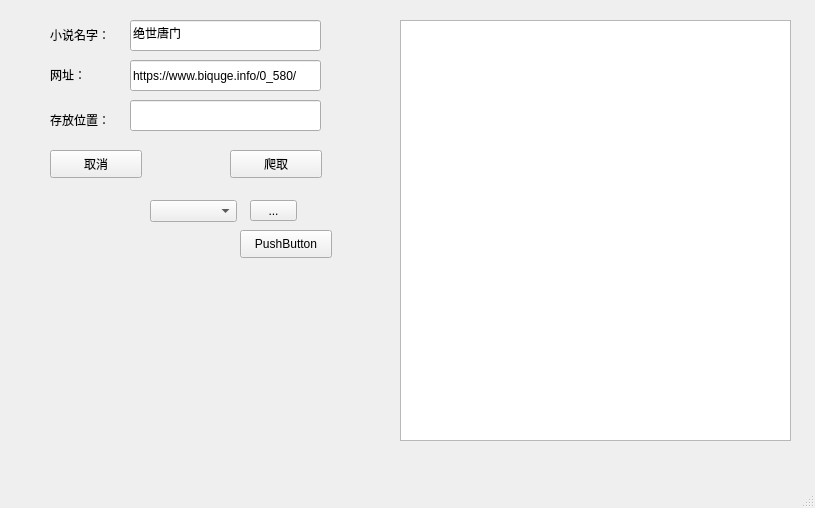
Qt form ui/test.ui (jqphh/charlse) before a commit.
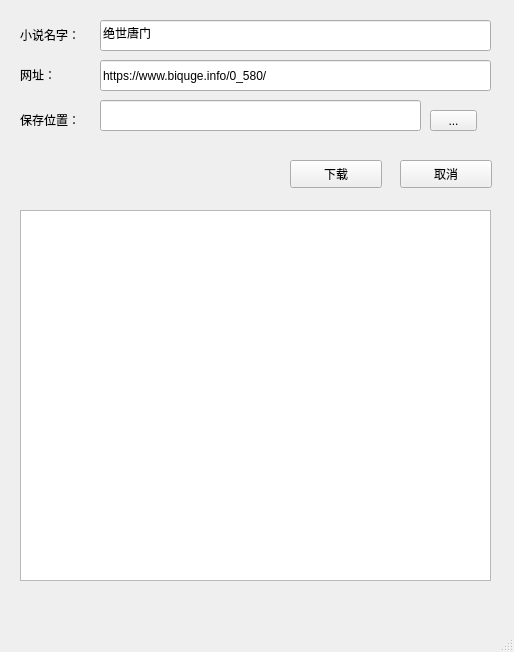
The same form after that commit.

What changed in the file:
```diff
--- a/ui/test.ui
+++ b/ui/test.ui
@@ -6,19 +6,22 @@
    <rect>
     <x>0</x>
     <y>0</y>
-    <width>815</width>
-    <height>508</height>
+    <width>514</width>
+    <height>652</height>
    </rect>
   </property>
   <property name="windowTitle">
    <string>神器</string>
   </property>
+  <property name="styleSheet">
+   <string notr="true"/>
+  </property>
   <widget class="QWidget" name="centralwidget">
    <widget class="QPushButton" name="pushButton">
     <property name="geometry">
      <rect>
-      <x>50</x>
-      <y>150</y>
+      <x>400</x>
+      <y>160</y>
       <width>92</width>
       <height>28</height>
      </rect>
@@ -33,22 +36,22 @@
    <widget class="QPushButton" name="pushButton_2">
     <property name="geometry">
      <rect>
-      <x>230</x>
-      <y>150</y>
+      <x>290</x>
+      <y>160</y>
       <width>92</width>
       <height>28</height>
      </rect>
     </property>
     <property name="text">
-     <string>爬取</string>
+     <string>下载</string>
     </property>
    </widget>
    <widget class="QLineEdit" name="lineEdit">
     <property name="geometry">
      <rect>
-      <x>130</x>
+      <x>100</x>
       <y>20</y>
-      <width>191</width>
+      <width>391</width>
       <height>31</height>
      </rect>
     </property>
@@ -59,7 +62,7 @@
    <widget class="QLabel" name="label_2">
     <property name="geometry">
      <rect>
-      <x>50</x>
+      <x>20</x>
       <y>25</y>
       <width>72</width>
       <height>20</height>
@@ -72,7 +75,7 @@
    <widget class="QLabel" name="label_3">
     <property name="geometry">
      <rect>
-      <x>50</x>
+      <x>20</x>
       <y>65</y>
       <width>72</width>
       <height>20</height>
@@ -85,9 +88,9 @@
    <widget class="QLineEdit" name="lineEdit_2">
     <property name="geometry">
      <rect>
-      <x>130</x>
+      <x>100</x>
       <y>60</y>
-      <width>191</width>
+      <width>391</width>
       <height>31</height>
      </rect>
     </property>
@@ -95,39 +98,26 @@
      <string>https://www.biquge.info/0_580/</string>
     </property>
    </widget>
-   <widget class="QLineEdit" name="lineEdit_3">
-    <property name="geometry">
-     <rect>
-      <x>130</x>
-      <y>100</y>
-      <width>191</width>
-      <height>31</height>
-     </rect>
-    </property>
-    <property name="text">
-     <string/>
-    </property>
-   </widget>
    <widget class="QLabel" name="label_4">
     <property name="geometry">
      <rect>
-      <x>50</x>
+      <x>20</x>
       <y>110</y>
       <width>72</width>
       <height>20</height>
      </rect>
     </property>
     <property name="text">
-     <string>存放位置：</string>
+     <string>保存位置：</string>
     </property>
    </widget>
    <widget class="QTextBrowser" name="textBrowser">
     <property name="geometry">
      <rect>
-      <x>400</x>
-      <y>20</y>
-      <width>391</width>
-      <height>421</height>
+      <x>20</x>
+      <y>210</y>
+      <width>471</width>
+      <height>371</height>
      </rect>
     </property>
     <property name="font">
@@ -139,8 +129,8 @@
    <widget class="QToolButton" name="toolButton">
     <property name="geometry">
      <rect>
-      <x>250</x>
-      <y>200</y>
+      <x>430</x>
+      <y>110</y>
       <width>47</width>
       <height>21</height>
      </rect>
@@ -149,27 +139,17 @@
      <string>...</string>
     </property>
    </widget>
-   <widget class="QComboBox" name="comboBox">
+   <widget class="QLineEdit" name="lineEdit_3">
     <property name="geometry">
      <rect>
-      <x>150</x>
-      <y>200</y>
-      <width>87</width>
-      <height>22</height>
-     </rect>
-    </property>
-   </widget>
-   <widget class="QPushButton" name="pushButton_3">
-    <property name="geometry">
-     <rect>
-      <x>240</x>
-      <y>230</y>
-      <width>92</width>
-      <height>28</height>
+      <x>100</x>
+      <y>100</y>
+      <width>321</width>
+      <height>31</height>
      </rect>
     </property>
     <property name="text">
-     <string>PushButton</string>
+     <string/>
     </property>
    </widget>
   </widget>
```
Left out of the diff: 2 changed lines with no effect on the pictures.
